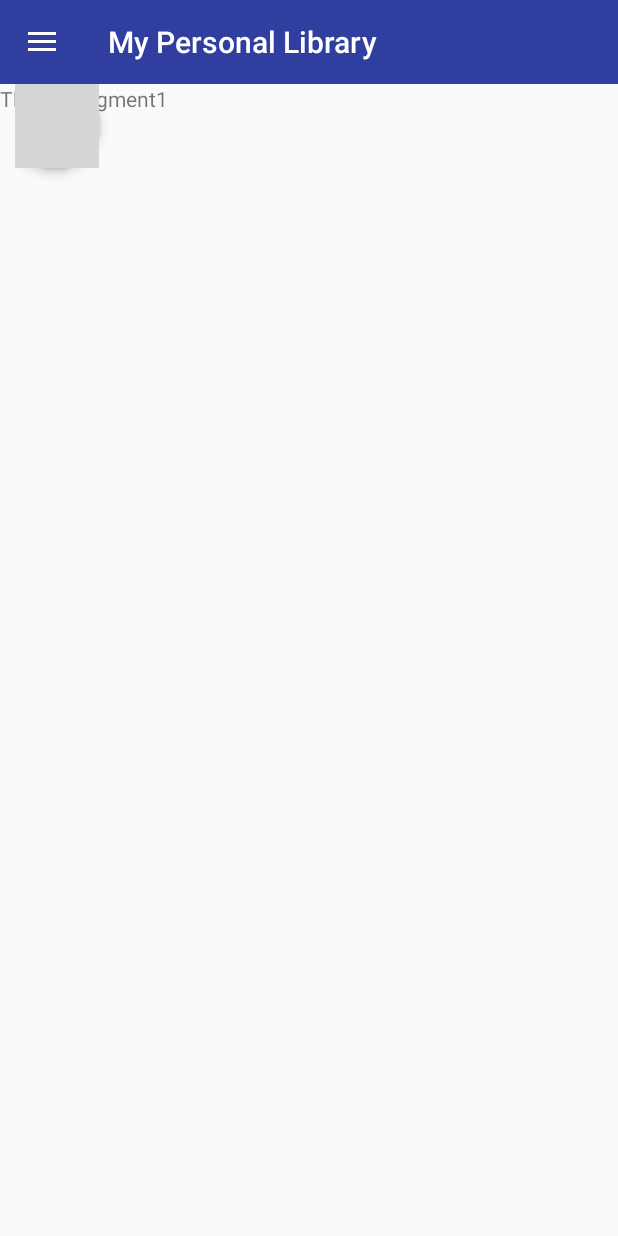
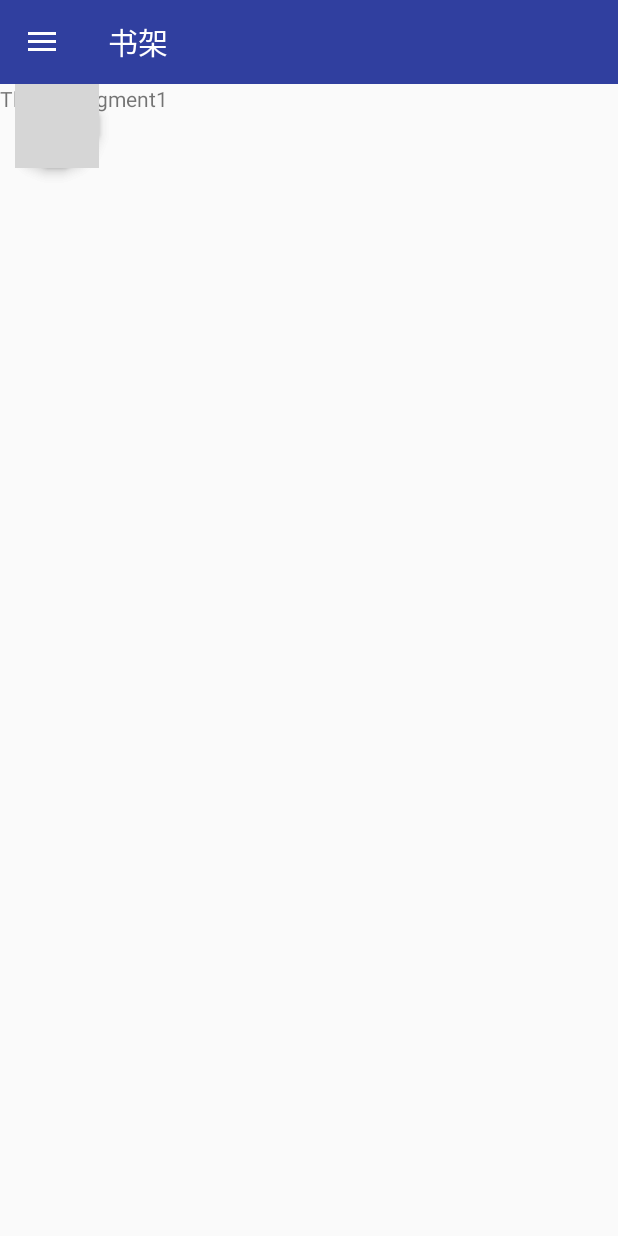
Before and after one commit to Tournelxcy/LibraryApp, an Android app: the screen it shows after launch (MainActivity), on a phone screen of 412 x 824 dp. Run offline under Robolectric (Android 15) with nearby library versions, the phone set to English and light mode, and no system bars; libraries missing offline, so code that uses them is left out: com.github.clans.fab; plain views replace FloatingActionButton, FloatingActionMenu; 5 statements that could not run were skipped; grey boxes are pictures that could not be loaded.

```diff
--- a/app/src/main/res/menu/menu_drawer.xml
+++ b/app/src/main/res/menu/menu_drawer.xml
@@ -3,6 +3,7 @@
     <group android:checkableBehavior="single">
         <item
             android:id="@+id/nav_first_fragment"
+            android:checked="true"
             android:title="@string/first" />
         <item
             android:id="@+id/nav_second_fragment"
--- a/app/src/main/res/values/strings.xml
+++ b/app/src/main/res/values/strings.xml
@@ -1,7 +1,7 @@
 <resources>
-    <string name="app_name">My Personal Library</string>
-    <string name="drawer_open">Open Navigation Drawer</string>
-    <string name="drawer_close">Close Navigation Drawer</string>
+    <string name="app_name">书架</string>
+    <string name="drawer_open">打开导航抽屉</string>
+    <string name="drawer_close">关闭导航抽屉</string>
     <string name="first">第一</string>
     <string name="second">第二</string>
     <string name="third">第三</string>
```
Also changed, not shown: app/src/main/java/com/example/myapplication/Book.java (added, +12 -0 lines), app/src/main/java/com/example/myapplication/BookEditActivity.java (added, +35 -0 lines), 1 other file.
